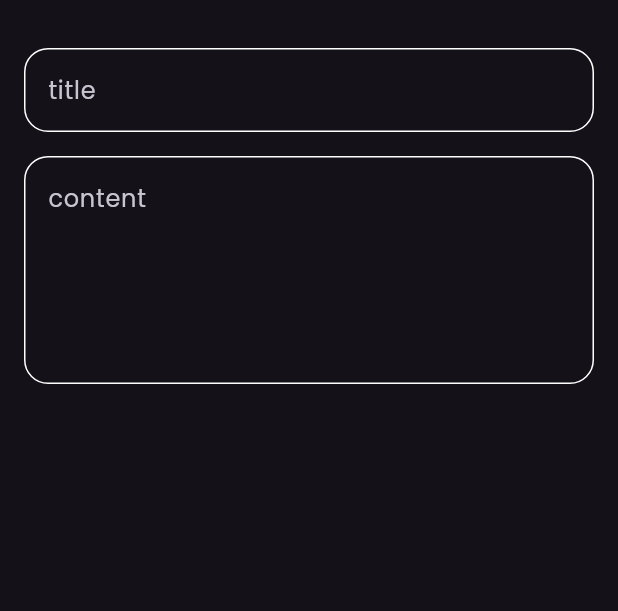
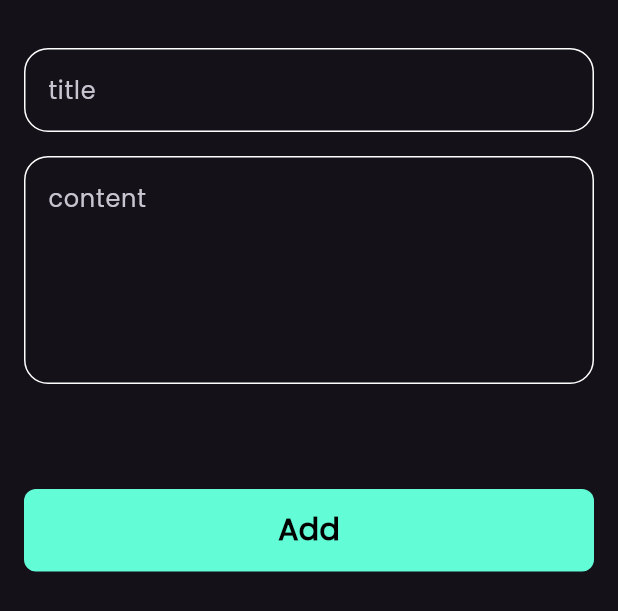
Before and after one commit to anasmohamed13/notes_app, a Flutter app: the AddNoteBottomSheet widget shown alone on an empty page, opened directly, on a phone screen of 412 x 824 dp. Shown: the top 611 px of the screen. Run offline on Flutter 3.47's test engine with Material 3 defaults, Android fonts, the phone set to English and light mode, and no system bars.

Commit message:
finish notes button sheets

```diff
--- a/lib/widgets/add_bottom_sheet.dart
+++ b/lib/widgets/add_bottom_sheet.dart
@@ -1,5 +1,7 @@
 import 'package:flutter/material.dart';
 import 'package:mynoteapp/widgets/custom_text_field.dart';
+
+import 'custom_button.dart';
 
 class AddNoteBottomSheet extends StatelessWidget {
   const AddNoteBottomSheet({super.key});
@@ -8,6 +10,7 @@ class AddNoteBottomSheet extends StatelessWidget {
   Widget build(BuildContext context) {
     return const Padding(
       padding: EdgeInsets.symmetric(horizontal: 16),
+      child: SingleChildScrollView(
         child: Column(
           children: [
             SizedBox(
@@ -23,7 +26,15 @@ class AddNoteBottomSheet extends StatelessWidget {
               hint: 'content',
               maxLines: 5,
             ),
+            SizedBox(
+              height: 70,
+            ),
+            CustomButton(),
+            SizedBox(
+              height: 20,
+            ),
           ],
+        ),
       ),
     );
   }
--- /dev/null
+++ b/lib/widgets/custom_button.dart
@@ -0,0 +1,30 @@
+import 'package:flutter/material.dart';
+
+import '../constats.dart';
+
+class CustomButton extends StatelessWidget {
+  const CustomButton({super.key});
+
+  @override
+  Widget build(BuildContext context) {
+    return Container(
+      //mediaQuery take width screen
+      width: MediaQuery.of(context).size.width,
+      height: 55,
+      decoration: BoxDecoration(
+        color: kprimaryColor,
+        borderRadius: BorderRadius.circular(8),
+      ),
+      child: const Center(
+        child: Text(
+          'Add',
+          style: TextStyle(
+            color: Colors.black,
+            fontWeight: FontWeight.bold,
+            fontSize: 20,
+          ),
+        ),
+      ),
+    );
+  }
+}
```
Lines whose indentation alone changed are shown as unchanged.
